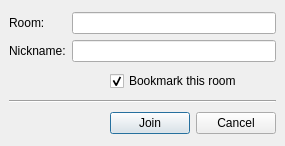
First picture: the form in joingroupchat.ui, repository xmpp-graveyard/jabbim, before the edit.
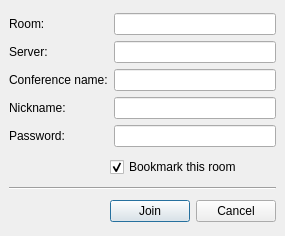
Second picture: the form after the edit.

The edit to the form file:
```diff
--- a/joingroupchat.ui
+++ b/joingroupchat.ui
@@ -6,7 +6,7 @@
     <x>0</x>
     <y>0</y>
     <width>285</width>
-    <height>146</height>
+    <height>236</height>
    </rect>
   </property>
   <property name="windowTitle" >
@@ -85,6 +85,20 @@
          </property>
         </widget>
        </item>
+       <item>
+        <widget class="QLabel" name="label_3" >
+         <property name="text" >
+          <string>Server:</string>
+         </property>
+        </widget>
+       </item>
+       <item>
+        <widget class="QLabel" name="label_4" >
+         <property name="text" >
+          <string>Conference name:</string>
+         </property>
+        </widget>
+       </item>
        <item>
         <widget class="QLabel" name="label_2" >
          <property name="text" >
@@ -92,6 +106,13 @@
          </property>
         </widget>
        </item>
+       <item>
+        <widget class="QLabel" name="label_5" >
+         <property name="text" >
+          <string>Password:</string>
+         </property>
+        </widget>
+       </item>
       </layout>
      </item>
      <item>
@@ -105,9 +126,18 @@
        <item>
         <widget class="QLineEdit" name="room" />
        </item>
+       <item>
+        <widget class="QLineEdit" name="server" />
+       </item>
+       <item>
+        <widget class="QLineEdit" name="name" />
+       </item>
        <item>
         <widget class="QLineEdit" name="nickname" />
        </item>
+       <item>
+        <widget class="QLineEdit" name="password" />
+       </item>
       </layout>
      </item>
     </layout>
```
